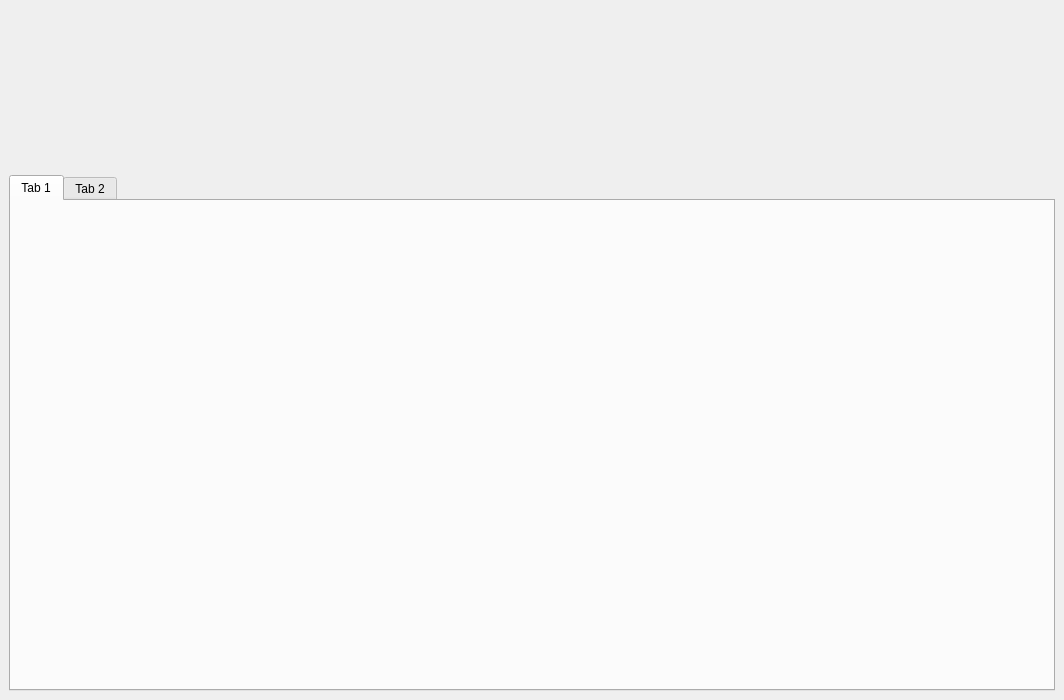
The window that TVFDELAB1/mainwindow.ui (Termtre/Terver) describes before a commit, drawn with Qt 5.
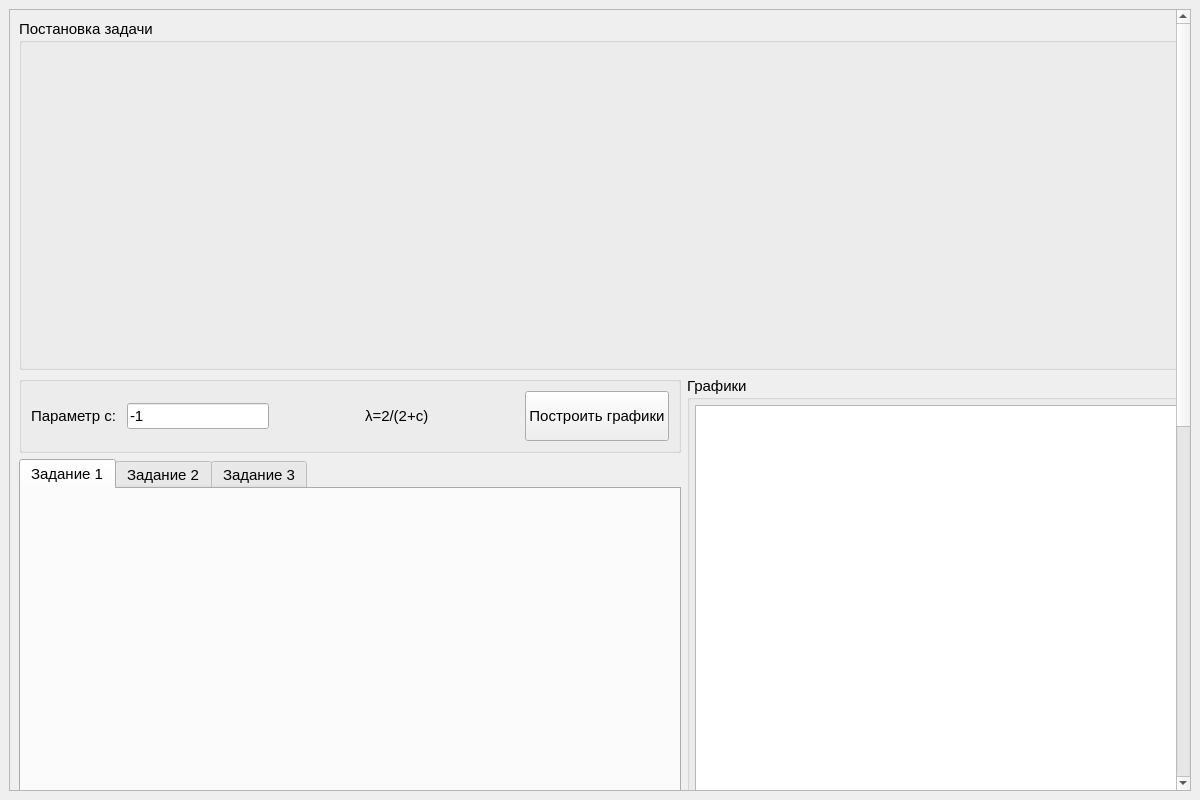
The same window after the commit. Icons and pictures are not drawn. Custom widgets are drawn as their Qt base class.

Diff of the .ui file:
```diff
--- a/TVFDELAB1/mainwindow.ui
+++ b/TVFDELAB1/mainwindow.ui
@@ -6,60 +6,374 @@
    <rect>
     <x>0</x>
     <y>0</y>
-    <width>1064</width>
-    <height>700</height>
+    <width>1200</width>
+    <height>800</height>
    </rect>
   </property>
   <property name="minimumSize">
    <size>
-    <width>1000</width>
-    <height>700</height>
+    <width>1200</width>
+    <height>800</height>
    </size>
   </property>
+  <property name="font">
+   <font>
+    <pointsize>11</pointsize>
+   </font>
+  </property>
   <property name="windowTitle">
    <string>MainWindow</string>
   </property>
   <widget class="QWidget" name="centralwidget">
    <layout class="QGridLayout" name="gridLayout">
-    <item row="0" column="0">
-     <widget class="QLabel" name="label">
+    <item row="0" column="0" rowspan="7">
+     <widget class="QScrollArea" name="scrollArea">
       <property name="sizePolicy">
-       <sizepolicy hsizetype="Fixed" vsizetype="Fixed">
+       <sizepolicy hsizetype="Minimum" vsizetype="Expanding">
         <horstretch>0</horstretch>
         <verstretch>0</verstretch>
        </sizepolicy>
       </property>
       <property name="minimumSize">
        <size>
-        <width>550</width>
-        <height>160</height>
+        <width>800</width>
+        <height>0</height>
        </size>
       </property>
-      <property name="text">
-       <string/>
+      <property name="horizontalScrollBarPolicy">
+       <enum>Qt::ScrollBarAlwaysOff</enum>
       </property>
-      <property name="pixmap">
-       <pixmap>1.png</pixmap>
-      </property>
-      <property name="scaledContents">
-       <bool>false</bool>
+      <property name="widgetResizable">
+       <bool>true</bool>
       </property>
       <property name="alignment">
        <set>Qt::AlignCenter</set>
       </property>
-     </widget>
-    </item>
-    <item row="1" column="0">
-     <widget class="QTabWidget" name="tabWidget">
-      <widget class="QWidget" name="tab">
-       <attribute name="title">
-        <string>Tab 1</string>
-       </attribute>
-      </widget>
-      <widget class="QWidget" name="tab_2">
-       <attribute name="title">
-        <string>Tab 2</string>
-       </attribute>
+      <widget class="QWidget" name="scrollAreaWidgetContents">
+       <property name="geometry">
+        <rect>
+         <x>0</x>
+         <y>0</y>
+         <width>1348</width>
+         <height>1460</height>
+        </rect>
+       </property>
+       <layout class="QGridLayout" name="gridLayout_2">
+        <item row="2" column="0">
+         <widget class="QGroupBox" name="groupBox_2">
+          <property name="sizePolicy">
+           <sizepolicy hsizetype="Expanding" vsizetype="Minimum">
+            <horstretch>0</horstretch>
+            <verstretch>0</verstretch>
+           </sizepolicy>
+          </property>
+          <property name="title">
+           <string/>
+          </property>
+          <layout class="QHBoxLayout" name="horizontalLayout">
+           <item>
+            <widget class="QLabel" name="label_2">
+             <property name="font">
+              <font>
+               <pointsize>11</pointsize>
+              </font>
+             </property>
+             <property name="text">
+              <string>Параметр c: </string>
+             </property>
+            </widget>
+           </item>
+           <item>
+            <widget class="QLineEdit" name="setC">
+             <property name="text">
+              <string>-1</string>
+             </property>
+            </widget>
+           </item>
+           <item>
+            <spacer name="horizontalSpacer_2">
+             <property name="orientation">
+              <enum>Qt::Horizontal</enum>
+             </property>
+             <property name="sizeHint" stdset="0">
+              <size>
+               <width>40</width>
+               <height>20</height>
+              </size>
+             </property>
+            </spacer>
+           </item>
+           <item>
+            <widget class="QLabel" name="label_3">
+             <property name="font">
+              <font>
+               <pointsize>11</pointsize>
+              </font>
+             </property>
+             <property name="text">
+              <string>λ=2/(2+c)</string>
+             </property>
+            </widget>
+           </item>
+           <item>
+            <spacer name="horizontalSpacer">
+             <property name="orientation">
+              <enum>Qt::Horizontal</enum>
+             </property>
+             <property name="sizeHint" stdset="0">
+              <size>
+               <width>40</width>
+               <height>20</height>
+              </size>
+             </property>
+            </spacer>
+           </item>
+           <item>
+            <widget class="QPushButton" name="CreateGraphics">
+             <property name="sizePolicy">
+              <sizepolicy hsizetype="Expanding" vsizetype="Minimum">
+               <horstretch>0</horstretch>
+               <verstretch>0</verstretch>
+              </sizepolicy>
+             </property>
+             <property name="minimumSize">
+              <size>
+               <width>0</width>
+               <height>50</height>
+              </size>
+             </property>
+             <property name="font">
+              <font>
+               <pointsize>11</pointsize>
+              </font>
+             </property>
+             <property name="text">
+              <string>Построить графики</string>
+             </property>
+            </widget>
+           </item>
+          </layout>
+         </widget>
+        </item>
+        <item row="2" column="1" rowspan="2">
+         <widget class="QGroupBox" name="groupBox">
+          <property name="sizePolicy">
+           <sizepolicy hsizetype="Minimum" vsizetype="Minimum">
+            <horstretch>0</horstretch>
+            <verstretch>0</verstretch>
+           </sizepolicy>
+          </property>
+          <property name="minimumSize">
+           <size>
+            <width>500</width>
+            <height>0</height>
+           </size>
+          </property>
+          <property name="font">
+           <font>
+            <pointsize>11</pointsize>
+           </font>
+          </property>
+          <property name="title">
+           <string>Графики</string>
+          </property>
+          <layout class="QVBoxLayout" name="verticalLayout">
+           <property name="spacing">
+            <number>5</number>
+           </property>
+           <property name="leftMargin">
+            <number>5</number>
+           </property>
+           <property name="topMargin">
+            <number>5</number>
+           </property>
+           <property name="rightMargin">
+            <number>5</number>
+           </property>
+           <property name="bottomMargin">
+            <number>5</number>
+           </property>
+           <item>
+            <widget class="QChartView" name="raspr"/>
+           </item>
+           <item>
+            <widget class="QLabel" name="label_4">
+             <property name="font">
+              <font>
+               <pointsize>11</pointsize>
+              </font>
+             </property>
+             <property name="text">
+              <string>Плотность распределения с.в. η</string>
+             </property>
+             <property name="alignment">
+              <set>Qt::AlignCenter</set>
+             </property>
+            </widget>
+           </item>
+           <item>
+            <widget class="QChartView" name="funct"/>
+           </item>
+           <item>
+            <widget class="QLabel" name="label_5">
+             <property name="font">
+              <font>
+               <pointsize>11</pointsize>
+              </font>
+             </property>
+             <property name="text">
+              <string>Функция распределения с.в. η</string>
+             </property>
+             <property name="alignment">
+              <set>Qt::AlignCenter</set>
+             </property>
+            </widget>
+           </item>
+          </layout>
+         </widget>
+        </item>
+        <item row="3" column="0">
+         <widget class="QTabWidget" name="tabWidget">
+          <property name="minimumSize">
+           <size>
+            <width>0</width>
+            <height>1000</height>
+           </size>
+          </property>
+          <property name="font">
+           <font>
+            <pointsize>11</pointsize>
+           </font>
+          </property>
+          <property name="cursor">
+           <cursorShape>ArrowCursor</cursorShape>
+          </property>
+          <property name="autoFillBackground">
+           <bool>false</bool>
+          </property>
+          <property name="tabPosition">
+           <enum>QTabWidget::North</enum>
+          </property>
+          <property name="tabShape">
+           <enum>QTabWidget::Rounded</enum>
+          </property>
+          <property name="currentIndex">
+           <number>0</number>
+          </property>
+          <property name="elideMode">
+           <enum>Qt::ElideLeft</enum>
+          </property>
+          <widget class="QWidget" name="tab">
+           <attribute name="title">
+            <string>Задание 1</string>
+           </attribute>
+          </widget>
+          <widget class="QWidget" name="tab_2">
+           <attribute name="title">
+            <string>Задание 2</string>
+           </attribute>
+          </widget>
+          <widget class="QWidget" name="tab_3">
+           <attribute name="title">
+            <string>Задание 3</string>
+           </attribute>
+          </widget>
+         </widget>
+        </item>
+        <item row="0" column="0" colspan="2">
+         <widget class="QGroupBox" name="groupBox_3">
+          <property name="title">
+           <string>Постановка задачи</string>
+          </property>
+          <layout class="QGridLayout" name="gridLayout_3">
+           <item row="0" column="1">
+            <widget class="QLabel" name="img2">
+             <property name="sizePolicy">
+              <sizepolicy hsizetype="Preferred" vsizetype="Preferred">
+               <horstretch>0</horstretch>
+               <verstretch>0</verstretch>
+              </sizepolicy>
+             </property>
+             <property name="minimumSize">
+              <size>
+               <width>500</width>
+               <height>150</height>
+              </size>
+             </property>
+             <property name="text">
+              <string/>
+             </property>
+             <property name="pixmap">
+              <pixmap resource="resources.qrc">:/img/img/2.png</pixmap>
+             </property>
+             <property name="scaledContents">
+              <bool>true</bool>
+             </property>
+             <property name="alignment">
+              <set>Qt::AlignCenter</set>
+             </property>
+            </widget>
+           </item>
+           <item row="1" column="1">
+            <widget class="QLabel" name="img3">
+             <property name="sizePolicy">
+              <sizepolicy hsizetype="Preferred" vsizetype="Preferred">
+               <horstretch>0</horstretch>
+               <verstretch>0</verstretch>
+              </sizepolicy>
+             </property>
+             <property name="minimumSize">
+              <size>
+               <width>500</width>
+               <height>150</height>
+              </size>
+             </property>
+             <property name="text">
+              <string/>
+             </property>
+             <property name="pixmap">
+              <pixmap resource="resources.qrc">:/img/img/3.png</pixmap>
+             </property>
+             <property name="scaledContents">
+              <bool>true</bool>
+             </property>
+             <property name="alignment">
+              <set>Qt::AlignCenter</set>
+             </property>
+            </widget>
+           </item>
+           <item row="0" column="0" rowspan="2">
+            <widget class="QLabel" name="label">
+             <property name="sizePolicy">
+              <sizepolicy hsizetype="Expanding" vsizetype="Expanding">
+               <horstretch>0</horstretch>
+               <verstretch>0</verstretch>
+              </sizepolicy>
+             </property>
+             <property name="minimumSize">
+              <size>
+               <width>800</width>
+               <height>200</height>
+              </size>
+             </property>
+             <property name="text">
+              <string/>
+             </property>
+             <property name="pixmap">
+              <pixmap resource="resources.qrc">:/img/img/1.png</pixmap>
+             </property>
+             <property name="scaledContents">
+              <bool>false</bool>
+             </property>
+             <property name="alignment">
+              <set>Qt::AlignLeading|Qt::AlignLeft|Qt::AlignVCenter</set>
+             </property>
+            </widget>
+           </item>
+          </layout>
+         </widget>
+        </item>
+       </layout>
       </widget>
      </widget>
     </item>
@@ -76,6 +390,15 @@
    </property>
   </widget>
  </widget>
- <resources/>
+ <customwidgets>
+  <customwidget>
+   <class>QChartView</class>
+   <extends>QGraphicsView</extends>
+   <header>qchartview.h</header>
+  </customwidget>
+ </customwidgets>
+ <resources>
+  <include location="resources.qrc"/>
+ </resources>
  <connections/>
 </ui>
```
Left out of the diff: 4 changed lines with no effect on the pictures.
